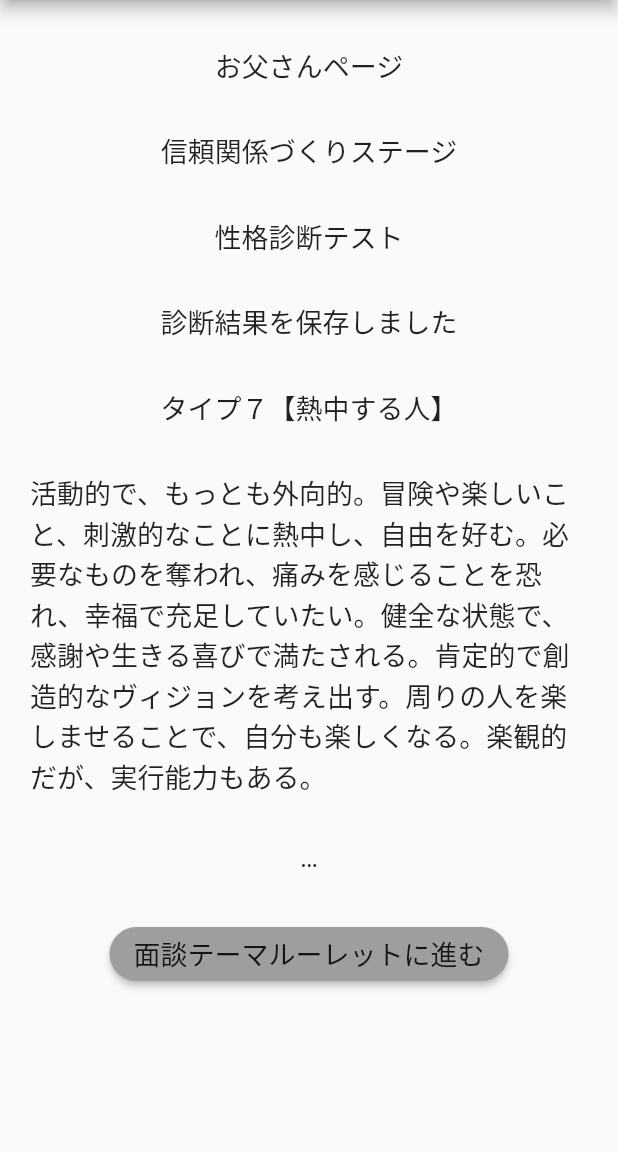
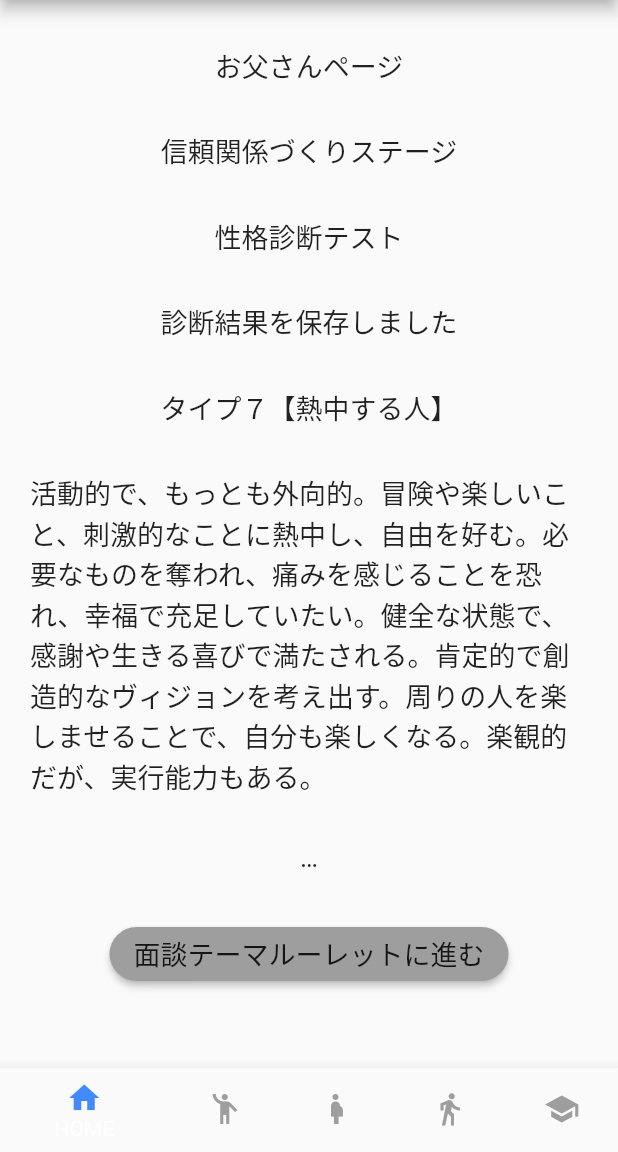
Before and after one commit to dareios1/GF4S, a Flutter app: the FatherCharacterPage2 screen opened directly with empty values, after a tap on "保存", on a phone screen of 412 x 824 dp, the part 84-1236 px from its top. Run offline on Flutter 3.47's test engine with Material 2 defaults, Android fonts, the light colour scheme and no system bars; our stand-ins replace cloud_firestore, firebase_core; accounts and stored records are empty.

Commit message:
6 commit

```diff
--- a/lib/main.dart
+++ b/lib/main.dart
@@ -476,7 +476,12 @@ class FatherCharacterPage2 extends StatelessWidget {
               ),
               color: Colors.purpleAccent,
               shape: const StadiumBorder(),
-              onPressed: () {
+              onPressed: () async {
+                // ドキュメント作成
+                await Firestore.instance
+                    .collection('users')
+                    .document('id_abc')
+                    .setData({'title': 'title', 'body': 'body'});
                 Navigator.push(
                     context,
                     MaterialPageRoute(
@@ -487,6 +492,60 @@ class FatherCharacterPage2 extends StatelessWidget {
             Padding(padding: EdgeInsets.only(bottom: 30.0)),
           ],
         ),
+      ),
+      bottomNavigationBar: BottomNavigationBar(
+        items: const [
+          BottomNavigationBarItem(
+            icon: Icon(
+              Icons.home,
+              color: Colors.blueAccent,
+            ),
+            title: Text(
+              'HOME',
+              style: TextStyle(color: Colors.blueAccent),
+            ),
+          ),
+          BottomNavigationBarItem(
+            icon: Icon(
+              Icons.emoji_people,
+              color: Colors.grey,
+            ),
+            title: Text(
+              'Father',
+              style: TextStyle(color: Colors.grey),
+            ),
+          ),
+          BottomNavigationBarItem(
+            icon: Icon(
+              Icons.pregnant_woman,
+              color: Colors.grey,
+            ),
+            title: Text(
+              'Mother',
+              style: TextStyle(color: Colors.grey),
+            ),
+          ),
+          BottomNavigationBarItem(
+            icon: Icon(
+              Icons.directions_walk,
+              color: Colors.grey,
+            ),
+            title: Text(
+              'Student',
+              style: TextStyle(color: Colors.grey),
+            ),
+          ),
+          BottomNavigationBarItem(
+            icon: Icon(
+              Icons.school,
+              color: Colors.grey,
+            ),
+            title: Text(
+              'Teacher',
+              style: TextStyle(color: Colors.grey),
+            ),
+          ),
+        ],
       ),
     );
   }
@@ -578,6 +637,60 @@ class FatherCharacterPage3 extends StatelessWidget {
           ],
         ),
       ),
+      bottomNavigationBar: BottomNavigationBar(
+        items: const [
+          BottomNavigationBarItem(
+            icon: Icon(
+              Icons.home,
+              color: Colors.blueAccent,
+            ),
+            title: Text(
+              'HOME',
+              style: TextStyle(color: Colors.blueAccent),
+            ),
+          ),
+          BottomNavigationBarItem(
+            icon: Icon(
+              Icons.emoji_people,
+              color: Colors.grey,
+            ),
+            title: Text(
+              'Father',
+              style: TextStyle(color: Colors.grey),
+            ),
+          ),
+          BottomNavigationBarItem(
+            icon: Icon(
+              Icons.pregnant_woman,
+              color: Colors.grey,
+            ),
+            title: Text(
+              'Mother',
+              style: TextStyle(color: Colors.grey),
+            ),
+          ),
+          BottomNavigationBarItem(
+            icon: Icon(
+              Icons.directions_walk,
+              color: Colors.grey,
+            ),
+            title: Text(
+              'Student',
+              style: TextStyle(color: Colors.grey),
+            ),
+          ),
+          BottomNavigationBarItem(
+            icon: Icon(
+              Icons.school,
+              color: Colors.grey,
+            ),
+            title: Text(
+              'Teacher',
+              style: TextStyle(color: Colors.grey),
+            ),
+          ),
+        ],
+      ),
     );
   }
 }
```
Also changed, not shown: 1 other file.
